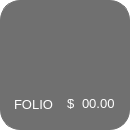
Qt form Restaurante/Mesero/tarjetaplatillo.ui (camvaz/restaurante-ihc) before a commit.
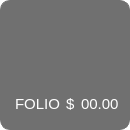
The same form after that commit.

```diff
--- a/Restaurante/Mesero/tarjetaplatillo.ui
+++ b/Restaurante/Mesero/tarjetaplatillo.ui
@@ -54,7 +54,7 @@
    <property name="styleSheet">
     <string notr="true">background-color:#707070;
 border: 1px solid #707070;
-border-radius:20px;</string>
+border-radius:10px;</string>
    </property>
    <property name="frameShape">
     <enum>QFrame::StyledPanel</enum>
@@ -154,7 +154,11 @@
           </property>
           <property name="font">
            <font>
-            <pointsize>10</pointsize>
+            <family>MS Shell Dlg 2</family>
+            <pointsize>11</pointsize>
+            <weight>50</weight>
+            <italic>false</italic>
+            <bold>false</bold>
            </font>
           </property>
           <property name="styleSheet">
@@ -205,9 +209,16 @@
             </property>
             <property name="font">
              <font>
-              <pointsize>10</pointsize>
+              <family>MS Shell Dlg 2</family>
+              <pointsize>11</pointsize>
+              <weight>50</weight>
+              <italic>false</italic>
+              <bold>false</bold>
              </font>
             </property>
+            <property name="styleSheet">
+             <string notr="true">font: 11pt &quot;MS Shell Dlg 2&quot;;</string>
+            </property>
             <property name="text">
              <string>$</string>
             </property>
@@ -235,7 +246,11 @@
             </property>
             <property name="font">
              <font>
-              <pointsize>10</pointsize>
+              <family>MS Shell Dlg 2</family>
+              <pointsize>11</pointsize>
+              <weight>50</weight>
+              <italic>false</italic>
+              <bold>false</bold>
              </font>
             </property>
             <property name="styleSheet">
```
Left out of the diff: 8 changed lines with no effect on the pictures.
